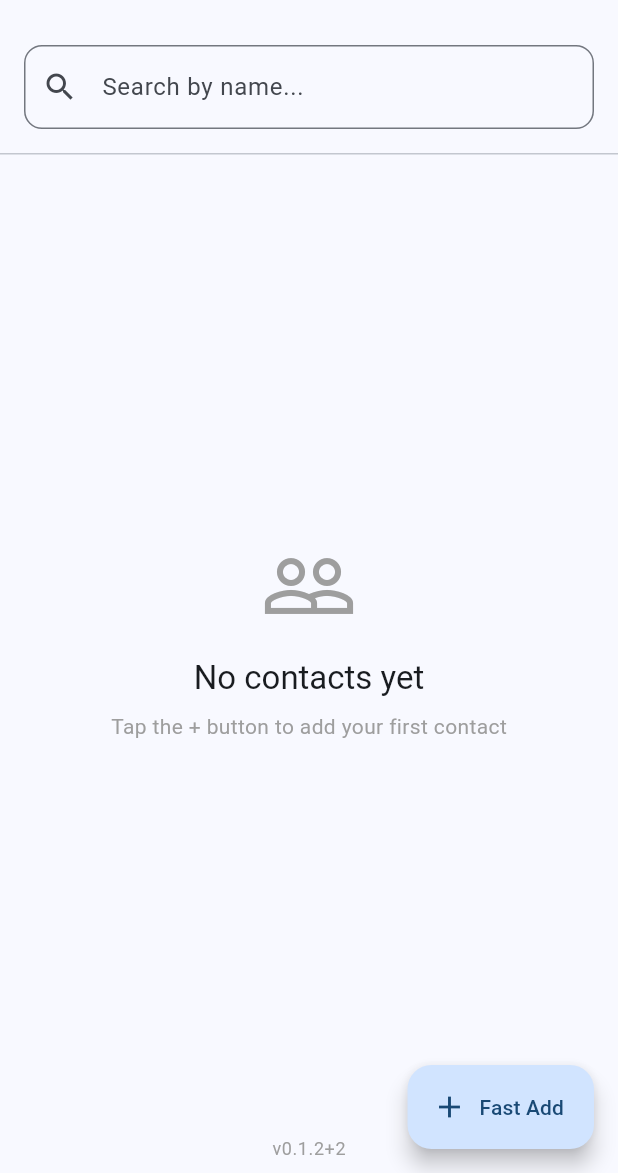
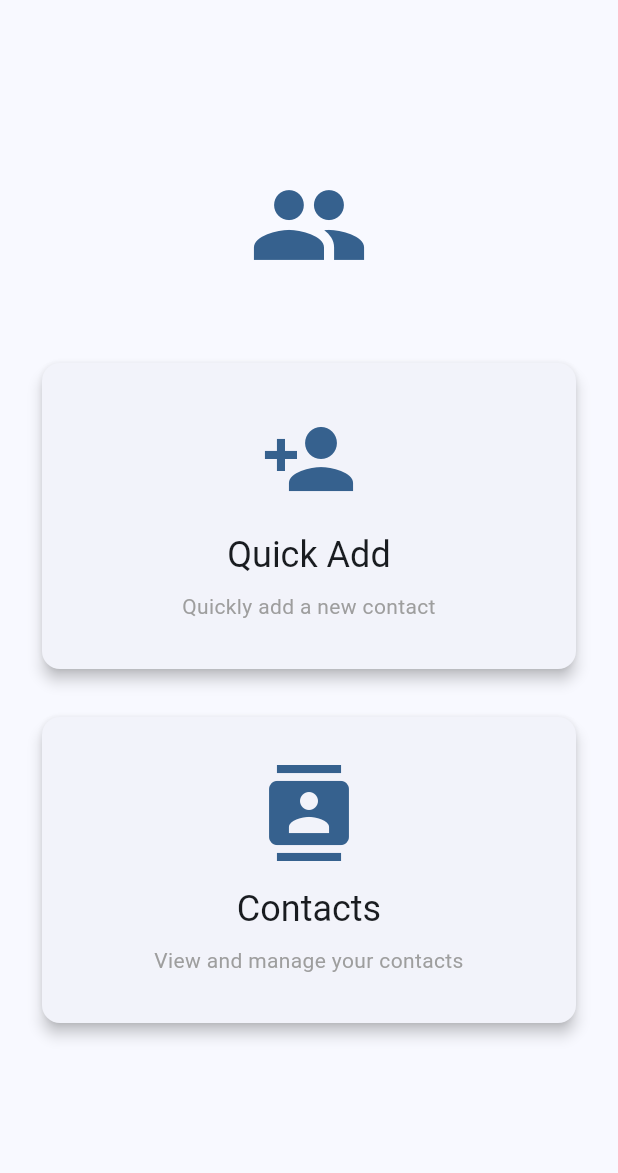
Before and after one commit to cblanzy/WhooData, a Flutter app: the screen it shows after launch, on a phone screen of 412 x 824 dp, the part 63-1236 px from its top. Run offline on Flutter 3.47's test engine with Material 3 defaults, Android fonts, the phone set to English and light mode, and no system bars; our stand-ins replace drift, flutter_riverpod, go_router, image_picker, package_info_plus, shared_preferences; accounts and stored records are empty; generated files the repository leaves out were written again.

Commit message:
Add proper Home screen with Quick Add and Contacts navigation
Fixed missing home page and navigation structure as requested.

## Changes
- **Created HomeScreen** with two large card buttons:
  - Quick Add: Opens full-screen fast add form
  - Contacts: Opens contacts list
- **Updated routing**:
  - `/` → HomeScreen (new landing page)
  - `/contacts` → ContactsListScreen (moved from `/`)
  - `/add-quick` → Full-screen FastAddDialog
- **ContactsListScreen** now shows home button in app bar
- **FastAddDialog** smart navigation:
  - When in dialog: pops dialog
  - When full-screen: navigates to /contacts

## UI
- Home screen uses Material 3 Cards with elevation
- Large icons (64-80px) for visual clarity
- Centered layout with proper spacing
- Consistent with app branding and theme

Fixes missing navigation bar and home page structure.

🤖 Generated with Claude Code

Co-Authored-By: Claude <noreply@anthropic.com>

```diff
--- a/lib/presentation/routes.dart
+++ b/lib/presentation/routes.dart
@@ -5,13 +5,23 @@ import 'package:whoodata/presentation/screens/add_contact_wizard_screen.dart';
 import 'package:whoodata/presentation/screens/contact_detail_screen.dart';
 import 'package:whoodata/presentation/screens/contacts_list_screen.dart';
 import 'package:whoodata/presentation/screens/events_screen.dart';
+import 'package:whoodata/presentation/screens/home_screen.dart';
 import 'package:whoodata/presentation/screens/settings_screen.dart';
+import 'package:whoodata/presentation/widgets/fast_add_dialog.dart';
 
 final GoRouter appRouter = GoRouter(
   routes: [
     GoRoute(
       path: '/',
+      builder: (context, state) => const HomeScreen(),
+    ),
+    GoRoute(
+      path: '/contacts',
       builder: (context, state) => const ContactsListScreen(),
+    ),
+    GoRoute(
+      path: '/add-quick',
+      builder: (context, state) => const _QuickAddScreen(),
     ),
     GoRoute(
       path: '/add',
@@ -34,6 +44,32 @@ final GoRouter appRouter = GoRouter(
     ),
   ],
 );
+
+/// Quick Add screen that shows the FastAddDialog as a full screen
+class _QuickAddScreen extends StatelessWidget {
+  const _QuickAddScreen();
+
+  @override
+  Widget build(BuildContext context) {
+    return Scaffold(
+      appBar: AppBar(
+        title: const Text('Quick Add'),
+        leading: IconButton(
+          icon: const Icon(Icons.close),
+          onPressed: () => context.go('/'),
+        ),
+      ),
+      body: const Center(
+        child: SingleChildScrollView(
+          child: Padding(
+            padding: EdgeInsets.all(16),
+            child: FastAddDialog(),
+          ),
+        ),
+      ),
+    );
+  }
+}
 
 PreferredSizeWidget appBarWithBrand(
   BuildContext context, {
--- a/lib/presentation/screens/contacts_list_screen.dart
+++ b/lib/presentation/screens/contacts_list_screen.dart
@@ -47,7 +47,7 @@ class _ContactsListScreenState extends ConsumerState<ContactsListScreen> {
     final selectedEventId = ref.watch(selectedEventFilterProvider);
 
     return Scaffold(
-      appBar: appBarWithBrand(context),
+      appBar: appBarWithBrand(context, title: 'Contacts', showHomeButton: true),
       body: Column(
         children: [
           // Search bar
--- /dev/null
+++ b/lib/presentation/screens/home_screen.dart
@@ -0,0 +1,99 @@
+import 'package:flutter/material.dart';
+import 'package:go_router/go_router.dart';
+import 'package:whoodata/presentation/routes.dart';
+
+class HomeScreen extends StatelessWidget {
+  const HomeScreen({super.key});
+
+  @override
+  Widget build(BuildContext context) {
+    return Scaffold(
+      appBar: appBarWithBrand(context),
+      body: Padding(
+        padding: const EdgeInsets.all(24),
+        child: Column(
+          mainAxisAlignment: MainAxisAlignment.center,
+          crossAxisAlignment: CrossAxisAlignment.stretch,
+          children: [
+            // App logo/title area
+            Icon(
+              Icons.people,
+              size: 80,
+              color: Theme.of(context).colorScheme.primary,
+            ),
+            const SizedBox(height: 48),
+
+            // Quick Add Card
+            Card(
+              elevation: 4,
+              child: InkWell(
+                onTap: () => context.go('/add-quick'),
+                borderRadius: BorderRadius.circular(12),
+                child: Padding(
+                  padding: const EdgeInsets.all(32),
+                  child: Column(
+                    children: [
+                      Icon(
+                        Icons.person_add,
+                        size: 64,
+                        color: Theme.of(context).colorScheme.primary,
+                      ),
+                      const SizedBox(height: 16),
+                      Text(
+                        'Quick Add',
+                        style: Theme.of(context).textTheme.headlineSmall,
+                      ),
+                      const SizedBox(height: 8),
+                      Text(
+                        'Quickly add a new contact',
+                        style: Theme.of(context).textTheme.bodyMedium?.copyWith(
+                              color: Colors.grey,
+                            ),
+                        textAlign: TextAlign.center,
+                      ),
+                    ],
+                  ),
+                ),
+              ),
+            ),
+            const SizedBox(height: 24),
+
+            // Contacts Card
+            Card(
+              elevation: 4,
+              child: InkWell(
+                onTap: () => context.go('/contacts'),
+                borderRadius: BorderRadius.circular(12),
+                child: Padding(
+                  padding: const EdgeInsets.all(32),
+                  child: Column(
+                    children: [
+                      Icon(
+                        Icons.contacts,
+                        size: 64,
+                        color: Theme.of(context).colorScheme.primary,
+                      ),
+                      const SizedBox(height: 16),
+                      Text(
+                        'Contacts',
+                        style: Theme.of(context).textTheme.headlineSmall,
+                      ),
+                      const SizedBox(height: 8),
+                      Text(
+                        'View and manage your contacts',
+                        style: Theme.of(context).textTheme.bodyMedium?.copyWith(
+                              color: Colors.grey,
+                            ),
+                        textAlign: TextAlign.center,
+                      ),
+                    ],
+                  ),
+                ),
+              ),
+            ),
+          ],
+        ),
+      ),
+    );
+  }
+}
--- a/lib/presentation/widgets/fast_add_dialog.dart
+++ b/lib/presentation/widgets/fast_add_dialog.dart
@@ -2,6 +2,7 @@ import 'dart:io';
 
 import 'package:flutter/material.dart';
 import 'package:flutter_riverpod/flutter_riverpod.dart';
+import 'package:go_router/go_router.dart';
 import 'package:intl/intl.dart';
 import 'package:whoodata/data/providers/database_providers.dart';
 
@@ -132,7 +133,16 @@ class _FastAddDialogState extends ConsumerState<FastAddDialog> {
       );
 
       if (mounted) {
-        Navigator.of(context).pop(true);
+        // Check if we're in a dialog or full screen
+        final route = ModalRoute.of(context);
+        if (route != null && route.isFirst) {
+          // Full screen - navigate to contacts
+          context.go('/contacts');
+        } else {
+          // Dialog - just pop
+          Navigator.of(context).pop(true);
+        }
+
         ScaffoldMessenger.of(context).showSnackBar(
           const SnackBar(content: Text('Contact added successfully!')),
         );
```
